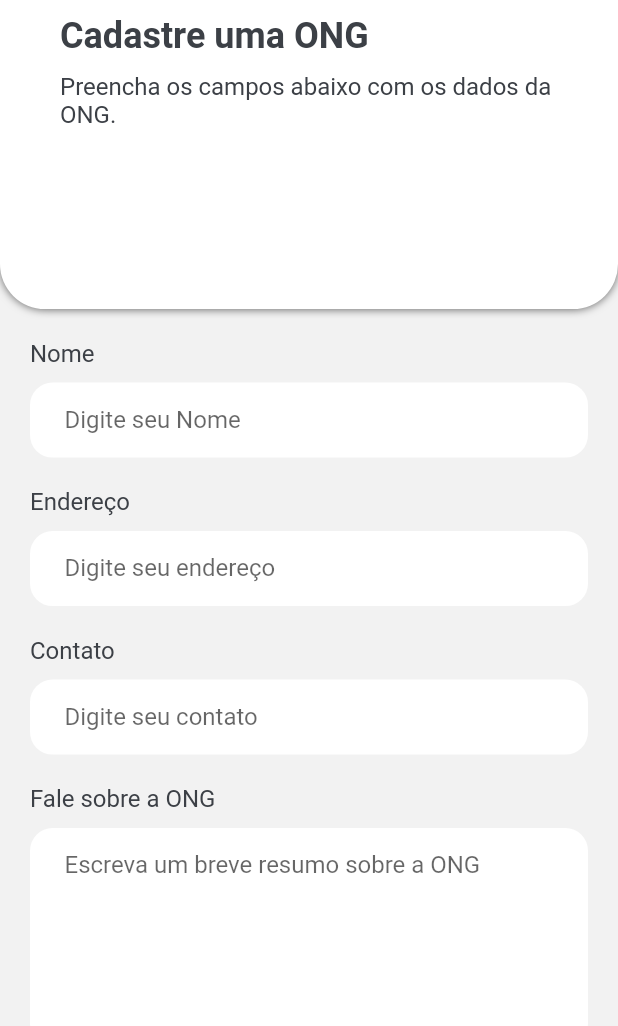
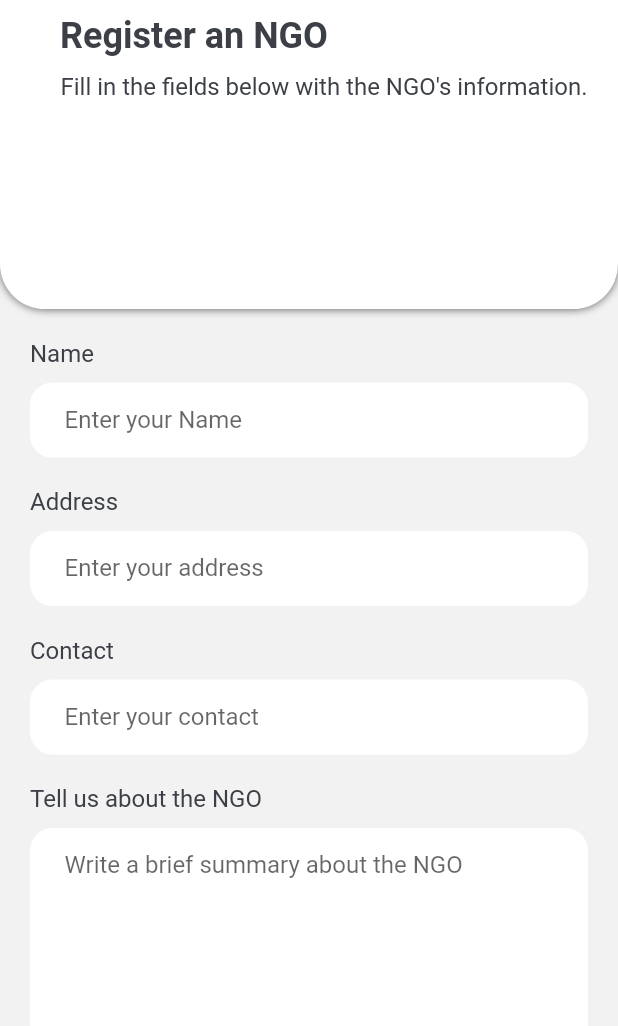
Before and after one commit to benkimz/Utu-App-Flutter, a Flutter app: the CreateOngPage screen opened directly, on a phone screen of 412 x 824 dp, the part 210-1236 px from its top. Run offline on Flutter 3.47's test engine with Material 2 defaults, Android fonts, the light colour scheme and no system bars.

Commit message:
New Touch

```diff
--- a/lib/screens/create_account_ong_screen/widget/create_account_ong_banner.dart
+++ b/lib/screens/create_account_ong_screen/widget/create_account_ong_banner.dart
@@ -51,7 +51,7 @@ class CreateOngBanner extends StatelessWidget {
                       child: const Row(
                         children: <Widget>[
                           Text(
-                            'Cadastre uma ONG',
+                            'Register an NGO',
                             style: TextStyle(
                               fontSize: 24.0,
                               fontWeight: FontWeight.bold,
@@ -62,7 +62,7 @@ class CreateOngBanner extends StatelessWidget {
                     ),
                     const Flexible(
                       child: Text(
-                        'Preencha os campos abaixo com os dados da ONG.',
+                        "Fill in the fields below with the NGO's information.",
                         style: TextStyle(
                           fontSize: 16.0,
                           fontWeight: FontWeight.normal,
--- a/lib/screens/create_account_ong_screen/widget/create_account_ong_body.dart
+++ b/lib/screens/create_account_ong_screen/widget/create_account_ong_body.dart
@@ -35,7 +35,7 @@ class _CreateOngBodyState extends State<CreateOngBody> {
                       child: const Row(
                         children: [
                           Text(
-                            'Nome',
+                            'Name',
                             style: TextStyle(
                               fontSize: 16.0,
                             ),
@@ -53,14 +53,16 @@ class _CreateOngBodyState extends State<CreateOngBody> {
                         contentPadding: const EdgeInsets.only(
                             left: 23.0, bottom: 16.0, top: 15.0),
                         focusedBorder: OutlineInputBorder(
-                          borderSide: const BorderSide(color: Colors.transparent),
+                          borderSide:
+                              const BorderSide(color: Colors.transparent),
                           borderRadius: BorderRadius.circular(15),
                         ),
                         enabledBorder: UnderlineInputBorder(
-                          borderSide: const BorderSide(color: Colors.transparent),
+                          borderSide:
+                              const BorderSide(color: Colors.transparent),
                           borderRadius: BorderRadius.circular(15),
                         ),
-                        hintText: 'Digite seu Nome',
+                        hintText: 'Enter your Name',
                       ),
                     ),
                   ],
@@ -79,7 +81,7 @@ class _CreateOngBodyState extends State<CreateOngBody> {
                       child: const Row(
                         children: [
                           Text(
-                            'Endereço',
+                            'Address',
                             style: TextStyle(
                               fontSize: 16.0,
                             ),
@@ -96,14 +98,16 @@ class _CreateOngBodyState extends State<CreateOngBody> {
                         contentPadding: const EdgeInsets.only(
                             left: 23.0, bottom: 16.0, top: 15.0),
                         focusedBorder: OutlineInputBorder(
-                          borderSide: const BorderSide(color: Colors.transparent),
+                          borderSide:
+                              const BorderSide(color: Colors.transparent),
                           borderRadius: BorderRadius.circular(15),
                         ),
                         enabledBorder: UnderlineInputBorder(
-                          borderSide: const BorderSide(color: Colors.transparent),
+                          borderSide:
+                              const BorderSide(color: Colors.transparent),
                           borderRadius: BorderRadius.circular(15),
                         ),
-                        hintText: 'Digite seu endereço',
+                        hintText: 'Enter your address',
                       ),
                     ),
                   ],
@@ -122,7 +126,7 @@ class _CreateOngBodyState extends State<CreateOngBody> {
                       child: const Row(
                         children: [
                           Text(
-                            'Contato',
+                            'Contact',
                             style: TextStyle(
                               fontSize: 16.0,
                             ),
@@ -139,14 +143,16 @@ class _CreateOngBodyState extends State<CreateOngBody> {
                         contentPadding: const EdgeInsets.only(
                             left: 23.0, bottom: 16.0, top: 15.0),
                         focusedBorder: OutlineInputBorder(
-                          borderSide: const BorderSide(color: Colors.transparent),
+                          borderSide:
+                              const BorderSide(color: Colors.transparent),
                           borderRadius: BorderRadius.circular(15),
                         ),
                         enabledBorder: UnderlineInputBorder(
-                          borderSide: const BorderSide(color: Colors.transparent),
+                          borderSide:
+                              const BorderSide(color: Colors.transparent),
                           borderRadius: BorderRadius.circular(15),
                         ),
-                        hintText: 'Digite seu contato',
+                        hintText: 'Enter your contact',
                       ),
                     ),
                   ],
@@ -165,7 +171,7 @@ class _CreateOngBodyState extends State<CreateOngBody> {
                       child: const Row(
                         children: [
                           Text(
-                            'Fale sobre a ONG',
+                            'Tell us about the NGO',
                             style: TextStyle(
                               fontSize: 16.0,
                             ),
@@ -190,14 +196,16 @@ class _CreateOngBodyState extends State<CreateOngBody> {
                           contentPadding: const EdgeInsets.only(
                               left: 23.0, bottom: 16.0, top: 15.0),
                           focusedBorder: OutlineInputBorder(
-                            borderSide: const BorderSide(color: Colors.transparent),
+                            borderSide:
+                                const BorderSide(color: Colors.transparent),
                             borderRadius: BorderRadius.circular(15),
                           ),
                           enabledBorder: UnderlineInputBorder(
-                            borderSide: const BorderSide(color: Colors.transparent),
+                            borderSide:
+                                const BorderSide(color: Colors.transparent),
                             borderRadius: BorderRadius.circular(15),
                           ),
-                          hintText: 'Escreva um breve resumo sobre a ONG',
+                          hintText: 'Write a brief summary about the NGO',
                         ),
                       ),
                     ]))
@@ -234,14 +242,16 @@ class _CreateOngBodyState extends State<CreateOngBody> {
                         contentPadding: const EdgeInsets.only(
                             left: 23.0, bottom: 16.0, top: 15.0),
                         focusedBorder: OutlineInputBorder(
-                          borderSide: const BorderSide(color: Colors.transparent),
+                          borderSide:
+                              const BorderSide(color: Colors.transparent),
                           borderRadius: BorderRadius.circular(15),
                         ),
                         enabledBorder: UnderlineInputBorder(
-                          borderSide: const BorderSide(color: Colors.transparent),
+                          borderSide:
+                              const BorderSide(color: Colors.transparent),
                           borderRadius: BorderRadius.circular(15),
                         ),
-                        hintText: 'Digite o site',
+                        hintText: 'Enter the website',
                       ),
                     ),
                   ],
@@ -277,14 +287,16 @@ class _CreateOngBodyState extends State<CreateOngBody> {
                         contentPadding: const EdgeInsets.only(
                             left: 23.0, bottom: 16.0, top: 15.0),
                         focusedBorder: OutlineInputBorder(
-                          borderSide: const BorderSide(color: Colors.transparent),
+                          borderSide:
+                              const BorderSide(color: Colors.transparent),
                           borderRadius: BorderRadius.circular(15),
                         ),
                         enabledBorder: UnderlineInputBorder(
-                          borderSide: const BorderSide(color: Colors.transparent),
+                          borderSide:
+                              const BorderSide(color: Colors.transparent),
                           borderRadius: BorderRadius.circular(15),
                         ),
-                        hintText: 'Digite o e-mail',
+                        hintText: '"Enter the email',
                       ),
                     ),
                   ],
@@ -320,14 +332,16 @@ class _CreateOngBodyState extends State<CreateOngBody> {
                         contentPadding: const EdgeInsets.only(
                             left: 23.0, bottom: 16.0, top: 15.0),
                         focusedBorder: OutlineInputBorder(
-                          borderSide: const BorderSide(color: Colors.transparent),
+                          borderSide:
+                              const BorderSide(color: Colors.transparent),
                           borderRadius: BorderRadius.circular(15),
                         ),
                         enabledBorder: UnderlineInputBorder(
-                          borderSide: const BorderSide(color: Colors.transparent),
+                          borderSide:
+                              const BorderSide(color: Colors.transparent),
                           borderRadius: BorderRadius.circular(15),
                         ),
-                        hintText: 'Digite seu PIX',
+                        hintText: 'Enter your PIX',
                       ),
                     ),
                   ],
@@ -346,7 +360,7 @@ class _CreateOngBodyState extends State<CreateOngBody> {
                       child: const Row(
                         children: [
                           Text(
-                            'Banco',
+                            'Bank',
                             style: TextStyle(
                               fontSize: 16.0,
                             ),
@@ -363,14 +377,16 @@ class _CreateOngBodyState extends State<CreateOngBody> {
                         contentPadding: const EdgeInsets.only(
                             left: 23.0, bottom: 16.0, top: 15.0),
                         focusedBorder: OutlineInputBorder(
-                          borderSide: const BorderSide(color: Colors.transparent),
+                          borderSide:
+                              const BorderSide(color: Colors.transparent),
                           borderRadius: BorderRadius.circular(15),
                         ),
                         enabledBorder: UnderlineInputBorder(
-                          borderSide: const BorderSide(color: Colors.transparent),
+                          borderSide:
+                              const BorderSide(color: Colors.transparent),
                           borderRadius: BorderRadius.circular(15),
                         ),
-                        hintText: 'Digite seu banco',
+                        hintText: 'Enter your bank',
                       ),
                     ),
                   ],
@@ -389,7 +405,7 @@ class _CreateOngBodyState extends State<CreateOngBody> {
                       child: const Row(
                         children: [
                           Text(
-                            'Agência',
+                            'Agency',
                             style: TextStyle(
                               fontSize: 16.0,
                             ),
@@ -406,14 +422,16 @@ class _CreateOngBodyState extends State<CreateOngBody> {
                         contentPadding: const EdgeInsets.only(
                             left: 23.0, bottom: 16.0, top: 15.0),
                         focusedBorder: OutlineInputBorder(
-                          borderSide: const BorderSide(color: Colors.transparent),
+                          borderSide:
+                              const BorderSide(color: Colors.transparent),
                           borderRadius: BorderRadius.circular(15),
                         ),
                         enabledBorder: UnderlineInputBorder(
-                          borderSide: const BorderSide(color: Colors.transparent),
+                          borderSide:
+                              const BorderSide(color: Colors.transparent),
                           borderRadius: BorderRadius.circular(15),
                         ),
-                        hintText: 'Digite sua agência',
+                        hintText: 'Enter your agency',
                       ),
                     ),
                   ],
@@ -432,7 +450,7 @@ class _CreateOngBodyState extends State<CreateOngBody> {
                       child: const Row(
                         children: [
                           Text(
-                            'Conta',
+                            'Account',
                             style: TextStyle(
                               fontSize: 16.0,
                             ),
@@ -449,14 +467,16 @@ class _CreateOngBodyState extends State<CreateOngBody> {
                         contentPadding: const EdgeInsets.only(
                             left: 23.0, bottom: 16.0, top: 15.0),
                         focusedBorder: OutlineInputBorder(
-                          borderSide: const BorderSide(color: Colors.transparent),
+                          borderSide:
+                              const BorderSide(color: Colors.transparent),
                           borderRadius: BorderRadius.circular(15),
                         ),
                         enabledBorder: UnderlineInputBorder(
-                          borderSide: const BorderSide(color: Colors.transparent),
+                          borderSide:
+                              const BorderSide(color: Colors.transparent),
                           borderRadius: BorderRadius.circular(15),
                         ),
-                        hintText: 'Digite sua conta',
+                        hintText: 'Enter your account',
                       ),
                     ),
                   ],
@@ -515,7 +535,7 @@ class _CreateOngBodyState extends State<CreateOngBody> {
                                   height: 56,
                                   alignment: Alignment.center,
                                   child: const Text(
-                                    'Criar uma conta',
+                                    'Create an account',
                                     style: TextStyle(fontSize: 17),
                                   ),
                                 ),
```
